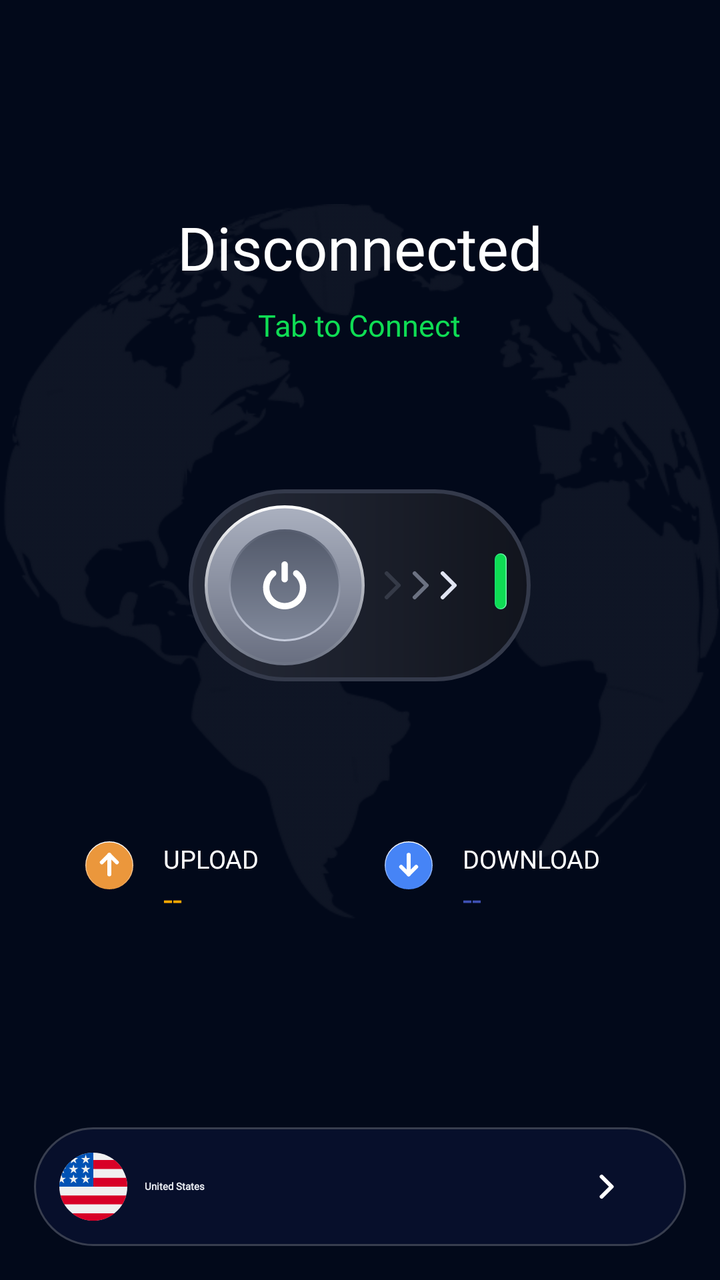
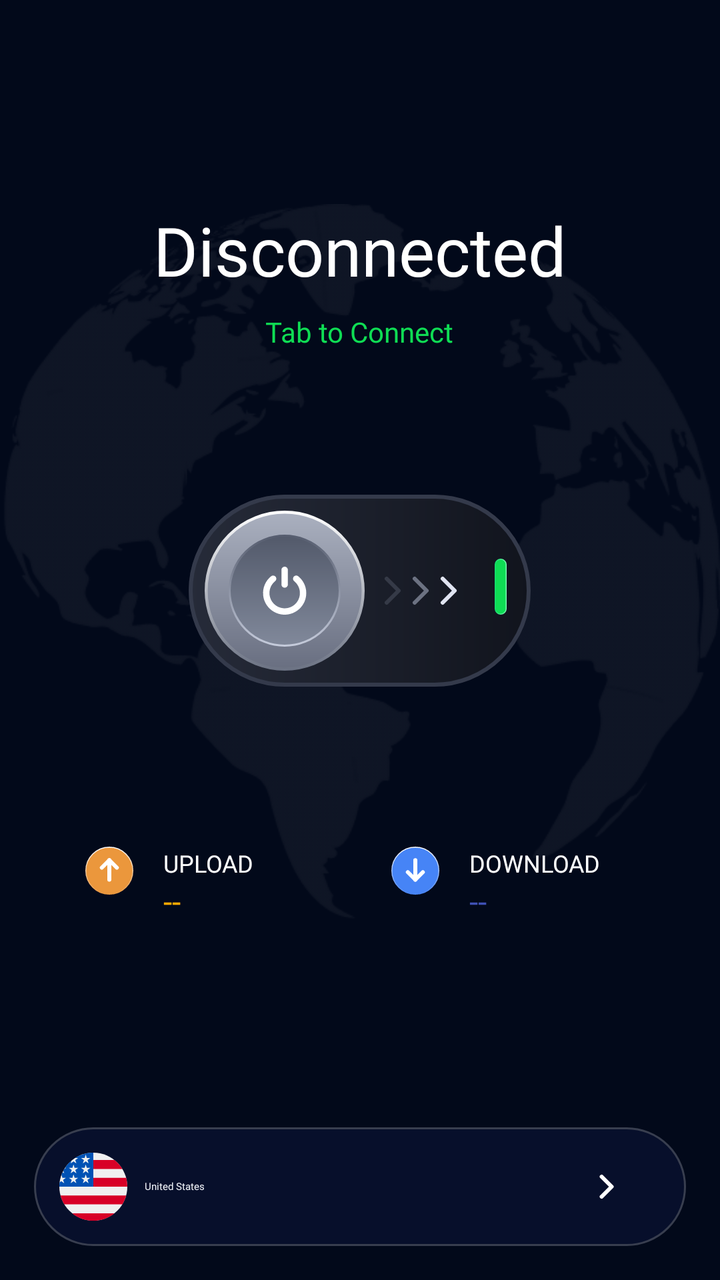

An Android layout rendered at two revisions. The XML below is the earlier revision; the diff shows what the commit changed to produce the second picture.
<!-- AndroidManifest.xml: application theme Theme.SuperVPN.Splash -->
<!-- res/layout/fragment_home.xml -->
<?xml version="1.0" encoding="utf-8"?>
<androidx.constraintlayout.widget.ConstraintLayout xmlns:android="http://schemas.android.com/apk/res/android"
    xmlns:app="http://schemas.android.com/apk/res-auto"
    xmlns:tools="http://schemas.android.com/tools"
    android:layout_width="match_parent"
    android:layout_height="match_parent"
    android:background="@color/backgroundColor2"
    android:orientation="vertical"
    tools:context=".home.HomeFragment">

    <androidx.appcompat.widget.LinearLayoutCompat
        android:layout_width="match_parent"
        android:layout_height="0dp"
        android:background="@drawable/bg_earth"
        android:gravity="center"
        android:orientation="vertical"
        app:layout_constraintBottom_toTopOf="@id/pnProxy"
        app:layout_constraintDimensionRatio="H,1:1"
        app:layout_constraintTop_toTopOf="parent">

        <androidx.appcompat.widget.AppCompatTextView
            android:id="@+id/connectTitle"
            android:layout_width="wrap_content"
            android:layout_height="wrap_content"
            android:layout_marginBottom="@dimen/size8"
            android:fontFamily="@font/inter_normal"
            android:text="@string/disconnected"
            android:textColor="@color/white"
            android:textSize="@dimen/size28"
            android:visibility="visible" />

        <androidx.appcompat.widget.AppCompatTextView
            android:id="@+id/tvTime"
            android:layout_width="wrap_content"
            android:layout_height="wrap_content"
            android:layout_marginBottom="@dimen/size8"
            android:fontFamily="@font/inter_normal"
            android:text="@string/connected"
            android:textColor="@color/white"
            android:textSize="@dimen/size28"
            android:visibility="gone" />

        <LinearLayout
            android:id="@+id/lnConnecting"
            android:layout_width="wrap_content"
            android:layout_height="wrap_content"
            android:layout_marginBottom="@dimen/margin_68"
            android:visibility="gone">

            <ProgressBar
                android:id="@+id/customProgressBar"
                style="?android:attr/spinnerStyle"
                android:layout_width="@dimen/size16"
                android:layout_height="@dimen/size16"
                android:layout_marginBottom="@dimen/size14"
                android:background="@color/transparent"
                android:clipToOutline="true"
                android:indeterminate="false"
                android:indeterminateTint="@color/green_1"
                android:max="100"
                android:progress="50"
                android:progressDrawable="@drawable/progress_bar" />

            <androidx.appcompat.widget.AppCompatTextView
                android:layout_width="wrap_content"
                android:layout_height="wrap_content"
                android:layout_marginLeft="@dimen/size8"
                android:fontFamily="@font/inter_normal"
                android:text="@string/connecting"
                android:textColor="@color/greyColor"
                android:textSize="@dimen/size12" />
        </LinearLayout>

        <LinearLayout
            android:id="@+id/lnConnected"
            android:layout_width="wrap_content"
            android:layout_height="wrap_content"
            android:layout_marginBottom="@dimen/margin_68"
            android:gravity="center_vertical"
            android:visibility="gone">

            <androidx.appcompat.widget.AppCompatImageView
                android:layout_width="@dimen/size16"
                android:layout_height="@dimen/size16"
                android:src="@drawable/ic_status_connected" />

            <androidx.appcompat.widget.AppCompatTextView
                android:layout_width="wrap_content"
                android:layout_height="wrap_content"
                android:layout_marginLeft="@dimen/size8"
                android:fontFamily="@font/inter_normal"
                android:text="@string/private_internet"
                android:textColor="@color/successColor"
                android:textSize="@dimen/size12" />
        </LinearLayout>

        <LinearLayout
            android:id="@+id/lnDisconnecting"
            android:layout_width="wrap_content"
            android:layout_height="wrap_content"
            android:layout_marginBottom="@dimen/margin_68"
            android:gravity="center"
            android:visibility="gone">

            <ProgressBar
                android:id="@+id/progressLoadAds"
                android:layout_width="@dimen/size16"
                android:layout_height="@dimen/size16"
                android:layout_marginRight="@dimen/size3"
                android:indeterminateTint="@color/green_1"
                android:secondaryProgressTint="@color/green_1" />

            <androidx.appcompat.widget.AppCompatTextView
                android:layout_width="wrap_content"
                android:layout_height="wrap_content"
                android:text="@string/disconnecting"
                android:textColor="#C4C9D9"
                android:textSize="@dimen/size14" />
        </LinearLayout>

        <LinearLayout
            android:id="@+id/lnDisconnected"
            android:layout_width="wrap_content"
            android:layout_height="wrap_content"
            android:layout_marginBottom="@dimen/margin_68"
            android:gravity="center"
            android:visibility="visible">

            <androidx.appcompat.widget.AppCompatTextView
                android:layout_width="wrap_content"
                android:layout_height="wrap_content"
                android:text="@string/tap_to_connect"
                android:fontFamily="@font/inter_normal"
                android:textColor="@color/successColor"
                android:textSize="@dimen/size14" />
        </LinearLayout>

        <androidx.appcompat.widget.AppCompatImageView
            android:id="@+id/iv_connect"
            android:layout_width="wrap_content"
            android:layout_height="wrap_content"
            android:src="@drawable/ic_status_connection"
            app:layout_constraintBottom_toBottomOf="parent"
            app:layout_constraintEnd_toEndOf="parent"
            app:layout_constraintStart_toStartOf="parent"
            app:layout_constraintTop_toTopOf="parent" />

        <LinearLayout
            android:layout_width="match_parent"
            android:layout_height="wrap_content"
            android:layout_marginHorizontal="@dimen/size40"
            android:layout_marginTop="@dimen/margin_68">

            <androidx.appcompat.widget.AppCompatImageView
                android:layout_width="wrap_content"
                android:layout_height="wrap_content"
                android:src="@drawable/ic_upload_button" />

            <LinearLayout
                android:layout_width="wrap_content"
                android:layout_height="wrap_content"
                android:layout_marginLeft="@dimen/size14"
                android:orientation="vertical">

                <androidx.appcompat.widget.AppCompatTextView
                    android:layout_width="wrap_content"
                    android:layout_height="wrap_content"
                    android:text="@string/upload"
                    android:fontFamily="@font/inter_normal"
                    android:textColor="@color/white"
                    android:textSize="@dimen/size12" />

                <androidx.appcompat.widget.AppCompatTextView
                    android:id="@+id/tvTrafficUpload"
                    android:layout_width="wrap_content"
                    android:layout_height="wrap_content"
                    android:text="--"
                    android:textColor="@color/warningColor"
                    android:textSize="@dimen/size16" />
            </LinearLayout>

            <LinearLayout
                android:layout_width="0dp"
                android:layout_height="wrap_content"
                android:layout_weight="1" />

            <androidx.appcompat.widget.AppCompatImageView
                android:layout_width="wrap_content"
                android:layout_height="wrap_content"
                android:src="@drawable/ic_download_button" />

            <LinearLayout
                android:layout_width="wrap_content"
                android:layout_height="wrap_content"
                android:layout_marginLeft="@dimen/size14"
                android:gravity="left"
                android:orientation="vertical">

                <androidx.appcompat.widget.AppCompatTextView
                    android:layout_width="wrap_content"
                    android:layout_height="wrap_content"
                    android:layout_marginRight="@dimen/size16"
                    android:text="@string/download"
                    android:fontFamily="@font/inter_normal"
                    android:textColor="@color/white"
                    android:textSize="@dimen/size12" />

                <androidx.appcompat.widget.AppCompatTextView
                    android:id="@+id/tvTrafficDownload"
                    android:layout_width="wrap_content"
                    android:layout_height="wrap_content"
                    android:text="--"
                    android:textColor="@color/infoColor"
                    android:textSize="@dimen/size16" />
            </LinearLayout>
        </LinearLayout>

    </androidx.appcompat.widget.LinearLayoutCompat>

    <androidx.appcompat.widget.LinearLayoutCompat
        android:id="@+id/pnProxy"
        android:layout_width="match_parent"
        android:layout_height="wrap_content"
        android:layout_marginHorizontal="@dimen/size16"
        android:layout_marginBottom="@dimen/size16"
        android:orientation="vertical"
        app:layout_constraintBottom_toBottomOf="parent">

        <androidx.appcompat.widget.LinearLayoutCompat
            android:id="@+id/pn_select_proxy"
            android:layout_width="match_parent"
            android:layout_height="wrap_content"
            android:background="@drawable/bg_setting_pro2"
            android:gravity="center"
            android:orientation="horizontal"
            android:padding="@dimen/size12">

            <androidx.appcompat.widget.AppCompatImageView
                android:id="@+id/ivFlag"
                android:layout_width="@dimen/size32"
                android:layout_height="@dimen/size32"
                android:src="@drawable/flag_us" />

            <androidx.appcompat.widget.LinearLayoutCompat
                android:layout_width="0dp"
                android:layout_height="wrap_content"
                android:layout_weight="1"
                android:orientation="vertical">

                <androidx.appcompat.widget.AppCompatTextView
                    android:id="@+id/tvProxyLocation"
                    android:layout_width="match_parent"
                    android:layout_height="wrap_content"
                    android:layout_marginStart="@dimen/size8"
                    android:fontFamily="@font/inter_bold"
                    android:text="United States"
                    android:textColor="@color/language_item_text_color"
                    android:textFontWeight="600" />

                <androidx.appcompat.widget.AppCompatTextView
                    android:id="@+id/tvProxyIp"
                    android:layout_width="match_parent"
                    android:layout_height="wrap_content"
                    android:layout_marginStart="@dimen/size8"
                    android:textFontWeight="600"
                    android:fontFamily="@font/inter_normal"
                    android:gravity="center_vertical"
                    android:text="103.23.23.123"
                    android:textColor="@color/gray_2"
                    android:textSize="@dimen/text_normal"
                    android:visibility="gone"/>
            </androidx.appcompat.widget.LinearLayoutCompat>


            <androidx.appcompat.widget.AppCompatImageView
                android:id="@+id/ivSelectProxy"
                android:layout_width="wrap_content"
                android:layout_height="wrap_content"
                android:layout_marginLeft="@dimen/size16"
                android:layout_marginRight="@dimen/size16"
                android:src="@drawable/ic_next_arrow" />

        </androidx.appcompat.widget.LinearLayoutCompat>

        
        
        
        
        
        
        

        
        
        
        
        

        
        
        
        
        

        
        
        
        
        

        
        
        
        
        
        
        
        
        
        
        
        
        
        

    </androidx.appcompat.widget.LinearLayoutCompat>
</androidx.constraintlayout.widget.ConstraintLayout>
<!-- resources referenced by this layout -->
<resources>
  <color name="backgroundColor2">#02091A</color>
  <color name="gray_2">#767C8A</color>
  <color name="green_1">#03C343</color>
  <color name="greyColor">#C4C9D9</color>
  <color name="infoColor">#3F51B5</color>
  <color name="language_item_text_color">#ECEFF5</color>
  <color name="successColor">#0FDD54</color>
  <color name="transparent">#00000000</color>
  <color name="warningColor">#FFA900</color>
  <color name="white">#FFFFFFFF</color>
  <dimen name="margin_68">68dp</dimen>
  <dimen name="size12">12.8dp</dimen>
  <dimen name="size14">14.9333dp</dimen>
  <dimen name="size16">17.0667dp</dimen>
  <dimen name="size28">29.8667dp</dimen>
  <dimen name="size3">3.2dp</dimen>
  <dimen name="size32">34.1333dp</dimen>
  <dimen name="size40">42.6667dp</dimen>
  <dimen name="size8">8.5333dp</dimen>
  <dimen name="text_normal">14sp</dimen>
  <!-- drawable bg_setting_pro2 (drawable) -->
  <?xml version="1.0" encoding="utf-8"?>
  <layer-list xmlns:android="http://schemas.android.com/apk/res/android">
      <item>
          <shape xmlns:android="http://schemas.android.com/apk/res/android"
              android:shape="rectangle">
              <solid android:color="#23283699" />
              <corners
                  android:radius="@dimen/size100"/>
              <stroke
                  android:width="@dimen/size1"
                  android:color="#383E4F"/>
          </shape>
      </item>
  </layer-list>
  <!-- drawable ic_next_arrow (drawable) -->
  <vector xmlns:android="http://schemas.android.com/apk/res/android"
      android:width="20dp"
      android:height="20dp"
      android:viewportWidth="20"
      android:viewportHeight="20">
    <path
        android:pathData="M7.5,15L12.5,10L7.5,5"
        android:strokeLineJoin="round"
        android:strokeWidth="2"
        android:fillColor="#00000000"
        android:strokeColor="#ffffff"
        android:strokeLineCap="round"/>
  </vector>
  <!-- drawable ic_status_connection (drawable) -->
  <?xml version="1.0" encoding="utf-8"?>
  <selector xmlns:android="http://schemas.android.com/apk/res/android">
    <item android:state_selected="true" android:drawable="@drawable/ic_connect"/>
    <item android:state_selected="false" android:drawable="@drawable/ic_disconnect"/>
  </selector>
  <string name="connected">Connected</string>
  <string name="connecting">Connecting…</string>
  <string name="disconnected">Disconnected</string>
  <string name="disconnecting">Disconnection…</string>
  <string name="download">DOWNLOAD</string>
  <string name="private_internet">Private internet</string>
  <string name="tap_to_connect">Tab to Connect</string>
  <string name="upload">UPLOAD</string>
  <style name="Theme.SuperVPN.Splash" parent="Theme.SplashScreen">
          <item name="windowSplashScreenBackground">@color/backgroundColor</item>
          <item name="windowSplashScreenAnimatedIcon">@mipmap/ic_launcher_round</item>
          <item name="windowSplashScreenAnimationDuration">200</item>
  
          <item name="windowActionBar">false</item>
          <item name="windowNoTitle">true</item>
  
          <item name="android:windowActionBar">false</item>
          <item name="android:windowNoTitle">true</item>
  
          <item name="android:windowBackground">@color/backgroundColor</item>
          <item name="android:statusBarColor">@color/backgroundColor</item>
      </style>
  <dimen name="size100">106.6667dp</dimen>
  <dimen name="size1">1.0667dp</dimen>
  <dimen name="size20">21.3333dp</dimen>
  <color name="backgroundColor">#02091A</color>
  <!-- unchanged entries left out for length: 8 -->
</resources>

<!-- the commit's change to res/layout/fragment_home.xml (unified diff, before → after) -->
@@ -26,7 +26,7 @@
             android:fontFamily="@font/inter_normal"
             android:text="@string/disconnected"
             android:textColor="@color/white"
-            android:textSize="@dimen/size28"
+            android:textSize="34sp"
             android:visibility="visible" />
 
         <androidx.appcompat.widget.AppCompatTextView
@@ -54,7 +54,6 @@
                 android:layout_height="@dimen/size16"
                 android:layout_marginBottom="@dimen/size14"
                 android:background="@color/transparent"
-                android:clipToOutline="true"
                 android:indeterminate="false"
                 android:indeterminateTint="@color/green_1"
                 android:max="100"
@@ -64,11 +63,11 @@
             <androidx.appcompat.widget.AppCompatTextView
                 android:layout_width="wrap_content"
                 android:layout_height="wrap_content"
-                android:layout_marginLeft="@dimen/size8"
+                android:layout_marginStart="@dimen/size8"
                 android:fontFamily="@font/inter_normal"
                 android:text="@string/connecting"
                 android:textColor="@color/greyColor"
-                android:textSize="@dimen/size12" />
+                android:textSize="12sp" />
         </LinearLayout>
 
         <LinearLayout
@@ -87,11 +86,11 @@
             <androidx.appcompat.widget.AppCompatTextView
                 android:layout_width="wrap_content"
                 android:layout_height="wrap_content"
-                android:layout_marginLeft="@dimen/size8"
+                android:layout_marginStart="@dimen/size8"
                 android:fontFamily="@font/inter_normal"
                 android:text="@string/private_internet"
                 android:textColor="@color/successColor"
-                android:textSize="@dimen/size12" />
+                android:textSize="12sp" />
         </LinearLayout>
 
         <LinearLayout
@@ -106,7 +105,7 @@
                 android:id="@+id/progressLoadAds"
                 android:layout_width="@dimen/size16"
                 android:layout_height="@dimen/size16"
-                android:layout_marginRight="@dimen/size3"
+                android:layout_marginStart="@dimen/size3"
                 android:indeterminateTint="@color/green_1"
                 android:secondaryProgressTint="@color/green_1" />
 
@@ -115,7 +114,7 @@
                 android:layout_height="wrap_content"
                 android:text="@string/disconnecting"
                 android:textColor="#C4C9D9"
-                android:textSize="@dimen/size14" />
+                android:textSize="14sp" />
         </LinearLayout>
 
         <LinearLayout
@@ -132,7 +131,7 @@
                 android:text="@string/tap_to_connect"
                 android:fontFamily="@font/inter_normal"
                 android:textColor="@color/successColor"
-                android:textSize="@dimen/size14" />
+                android:textSize="14sp" />
         </LinearLayout>
 
         <androidx.appcompat.widget.AppCompatImageView
@@ -140,6 +139,7 @@
             android:layout_width="wrap_content"
             android:layout_height="wrap_content"
             android:src="@drawable/ic_status_connection"
+            android:foreground="?selectableItemBackgroundBorderless"
             app:layout_constraintBottom_toBottomOf="parent"
             app:layout_constraintEnd_toEndOf="parent"
             app:layout_constraintStart_toStartOf="parent"
@@ -159,7 +159,7 @@
             <LinearLayout
                 android:layout_width="wrap_content"
                 android:layout_height="wrap_content"
-                android:layout_marginLeft="@dimen/size14"
+                android:layout_marginStart="@dimen/size14"
                 android:orientation="vertical">
 
                 <androidx.appcompat.widget.AppCompatTextView
@@ -168,7 +168,7 @@
                     android:text="@string/upload"
                     android:fontFamily="@font/inter_normal"
                     android:textColor="@color/white"
-                    android:textSize="@dimen/size12" />
+                    android:textSize="12sp" />
 
                 <androidx.appcompat.widget.AppCompatTextView
                     android:id="@+id/tvTrafficUpload"
@@ -176,7 +176,7 @@
                     android:layout_height="wrap_content"
                     android:text="--"
                     android:textColor="@color/warningColor"
-                    android:textSize="@dimen/size16" />
+                    android:textSize="16sp" />
             </LinearLayout>
 
             <LinearLayout
@@ -192,18 +192,18 @@
             <LinearLayout
                 android:layout_width="wrap_content"
                 android:layout_height="wrap_content"
-                android:layout_marginLeft="@dimen/size14"
-                android:gravity="left"
+                android:layout_marginStart="@dimen/size14"
+                android:gravity="start"
                 android:orientation="vertical">
 
                 <androidx.appcompat.widget.AppCompatTextView
                     android:layout_width="wrap_content"
                     android:layout_height="wrap_content"
-                    android:layout_marginRight="@dimen/size16"
+                    android:layout_marginEnd="@dimen/size16"
                     android:text="@string/download"
                     android:fontFamily="@font/inter_normal"
                     android:textColor="@color/white"
-                    android:textSize="@dimen/size12" />
+                    android:textSize="12sp" />
 
                 <androidx.appcompat.widget.AppCompatTextView
                     android:id="@+id/tvTrafficDownload"
@@ -211,7 +211,7 @@
                     android:layout_height="wrap_content"
                     android:text="--"
                     android:textColor="@color/infoColor"
-                    android:textSize="@dimen/size16" />
+                    android:textSize="16sp" />
             </LinearLayout>
         </LinearLayout>
 
@@ -231,6 +231,7 @@
             android:layout_width="match_parent"
             android:layout_height="wrap_content"
             android:background="@drawable/bg_setting_pro2"
+            android:foreground="?selectableItemBackgroundBorderless"
             android:gravity="center"
             android:orientation="horizontal"
             android:padding="@dimen/size12">
@@ -254,15 +255,13 @@
                     android:layout_marginStart="@dimen/size8"
                     android:fontFamily="@font/inter_bold"
                     android:text="United States"
-                    android:textColor="@color/language_item_text_color"
-                    android:textFontWeight="600" />
+                    android:textColor="@color/language_item_text_color"/>
 
                 <androidx.appcompat.widget.AppCompatTextView
                     android:id="@+id/tvProxyIp"
                     android:layout_width="match_parent"
                     android:layout_height="wrap_content"
                     android:layout_marginStart="@dimen/size8"
-                    android:textFontWeight="600"
                     android:fontFamily="@font/inter_normal"
                     android:gravity="center_vertical"
                     android:text="103.23.23.123"
